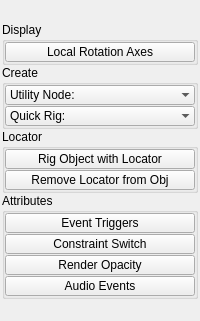
m3trik/tentacle, file tentacle/ui/rigging.ui: the form before one commit.
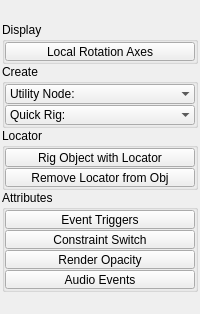
The form after the commit. Custom widgets are drawn as their Qt base class.

```diff
--- a/tentacle/ui/rigging.ui
+++ b/tentacle/ui/rigging.ui
@@ -104,13 +104,13 @@
            <property name="minimumSize">
             <size>
              <width>0</width>
-             <height>20</height>
+             <height>19</height>
             </size>
            </property>
            <property name="maximumSize">
             <size>
              <width>16777215</width>
-             <height>20</height>
+             <height>19</height>
             </size>
            </property>
            <property name="toolTip">
@@ -231,13 +231,13 @@
            <property name="minimumSize">
             <size>
              <width>0</width>
-             <height>20</height>
+             <height>19</height>
             </size>
            </property>
            <property name="maximumSize">
             <size>
              <width>16777215</width>
-             <height>20</height>
+             <height>19</height>
             </size>
            </property>
            <property name="toolTip">
@@ -256,13 +256,13 @@
            <property name="minimumSize">
             <size>
              <width>0</width>
-             <height>20</height>
+             <height>19</height>
             </size>
            </property>
            <property name="maximumSize">
             <size>
              <width>16777215</width>
-             <height>20</height>
+             <height>19</height>
             </size>
            </property>
            <property name="toolTip">
@@ -305,13 +305,13 @@
            <property name="minimumSize">
             <size>
              <width>0</width>
-             <height>20</height>
+             <height>19</height>
             </size>
            </property>
            <property name="maximumSize">
             <size>
              <width>16777215</width>
-             <height>20</height>
+             <height>19</height>
             </size>
            </property>
            <property name="toolTip">
@@ -329,13 +329,13 @@
            <property name="minimumSize">
             <size>
              <width>0</width>
-             <height>20</height>
+             <height>19</height>
             </size>
            </property>
            <property name="maximumSize">
             <size>
              <width>16777215</width>
-             <height>20</height>
+             <height>19</height>
             </size>
            </property>
            <property name="toolTip">
@@ -353,13 +353,13 @@
            <property name="minimumSize">
             <size>
              <width>0</width>
-             <height>20</height>
+             <height>19</height>
             </size>
            </property>
            <property name="maximumSize">
             <size>
              <width>16777215</width>
-             <height>20</height>
+             <height>19</height>
             </size>
            </property>
            <property name="palette">
@@ -431,13 +431,13 @@
            <property name="minimumSize">
             <size>
              <width>0</width>
-             <height>20</height>
+             <height>19</height>
             </size>
            </property>
            <property name="maximumSize">
             <size>
              <width>16777215</width>
-             <height>20</height>
+             <height>19</height>
             </size>
            </property>
            <property name="toolTip">
```
